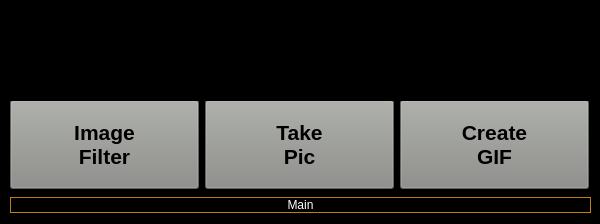
First picture: the form in Proj/code/LS/LSApp/interwindow.ui, repository ElectroQuanta/MDO, before the edit.
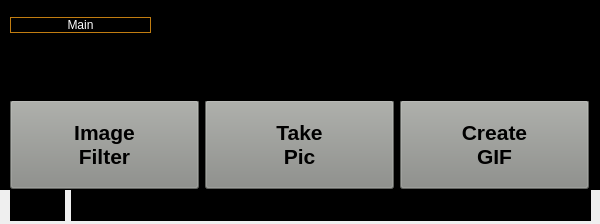
Second picture: the form after the edit. The open tabs and pages were chosen to show the change. Icons and pictures are not drawn.

Commit message: ADD: LS: status bar for all windows (except Welcome)

```diff
--- a/Proj/code/LS/LSApp/interwindow.ui
+++ b/Proj/code/LS/LSApp/interwindow.ui
@@ -19,7 +19,7 @@
      <x>0</x>
      <y>0</y>
      <width>600</width>
-     <height>224</height>
+     <height>190</height>
     </rect>
    </property>
    <property name="styleSheet">
@@ -29,35 +29,6 @@
     <number>1</number>
    </property>
    <widget class="QWidget" name="main">
-    <widget class="QWidget" name="horizontalLayoutWidget">
-     <property name="geometry">
-      <rect>
-       <x>10</x>
-       <y>190</y>
-       <width>581</width>
-       <height>31</height>
-      </rect>
-     </property>
-     <layout class="QHBoxLayout" name="horizontalLayout">
-      <item>
-       <widget class="QPushButton" name="pushButton">
-        <property name="toolTip">
-         <string>Dummy button to navigate to Normal mode view</string>
-        </property>
-        <property name="styleSheet">
-         <string notr="true">color: rgb(255, 255, 255);
-border: 1px solid rgb(193, 125, 17)
-/*border-color: rgb(193, 125, 17);
-border-radius: 5px
-*/</string>
-        </property>
-        <property name="text">
-         <string>Main</string>
-        </property>
-       </widget>
-      </item>
-     </layout>
-    </widget>
     <widget class="QWidget" name="horizontalLayoutWidget_2">
      <property name="geometry">
       <rect>
@@ -312,6 +283,23 @@
       </rect>
      </property>
      <layout class="QHBoxLayout" name="horizontalLayout_4">
+      <item>
+       <widget class="QPushButton" name="pushButton">
+        <property name="toolTip">
+         <string>Dummy button to navigate to Normal mode view</string>
+        </property>
+        <property name="styleSheet">
+         <string notr="true">color: rgb(255, 255, 255);
+border: 1px solid rgb(193, 125, 17)
+/*border-color: rgb(193, 125, 17);
+border-radius: 5px
+*/</string>
+        </property>
+        <property name="text">
+         <string>Main</string>
+        </property>
+       </widget>
+      </item>
       <item>
        <widget class="QLabel" name="label_2">
         <property name="font">
@@ -435,17 +423,6 @@
      <zorder>label_39</zorder>
      <zorder>label_37</zorder>
     </widget>
-    <widget class="QWidget" name="horizontalLayoutWidget_6">
-     <property name="geometry">
-      <rect>
-       <x>10</x>
-       <y>190</y>
-       <width>581</width>
-       <height>31</height>
-      </rect>
-     </property>
-     <layout class="QHBoxLayout" name="horizontalLayout_26"/>
-    </widget>
     <widget class="QWidget" name="horizontalLayoutWidget_7">
      <property name="geometry">
       <rect>
@@ -893,6 +870,62 @@
     </widget>
    </widget>
   </widget>
+  <widget class="QWidget" name="horizontalLayoutWidget_6">
+   <property name="geometry">
+    <rect>
+     <x>10</x>
+     <y>190</y>
+     <width>581</width>
+     <height>31</height>
+    </rect>
+   </property>
+   <layout class="QHBoxLayout" name="horizontalLayout_5">
+    <item>
+     <widget class="QLabel" name="label_5">
+      <property name="sizePolicy">
+       <sizepolicy hsizetype="Fixed" vsizetype="Expanding">
+        <horstretch>0</horstretch>
+        <verstretch>0</verstretch>
+       </sizepolicy>
+      </property>
+      <property name="font">
+       <font>
+        <pointsize>12</pointsize>
+        <bold>true</bold>
+       </font>
+      </property>
+      <property name="styleSheet">
+       <string notr="true">background-color: rgb(0, 0, 0);</string>
+      </property>
+      <property name="text">
+       <string>Status:</string>
+      </property>
+     </widget>
+    </item>
+    <item>
+     <widget class="QLabel" name="label_status">
+      <property name="sizePolicy">
+       <sizepolicy hsizetype="Preferred" vsizetype="Expanding">
+        <horstretch>0</horstretch>
+        <verstretch>0</verstretch>
+       </sizepolicy>
+      </property>
+      <property name="font">
+       <font>
+        <pointsize>14</pointsize>
+        <bold>true</bold>
+       </font>
+      </property>
+      <property name="styleSheet">
+       <string notr="true">background-color: rgb(0, 0, 0);</string>
+      </property>
+      <property name="text">
+       <string/>
+      </property>
+     </widget>
+    </item>
+   </layout>
+  </widget>
  </widget>
  <resources>
   <include location="resources.qrc"/>
```
Left out of the diff: 13 changed lines with no effect on the pictures. The commit also changes 6 other files.
